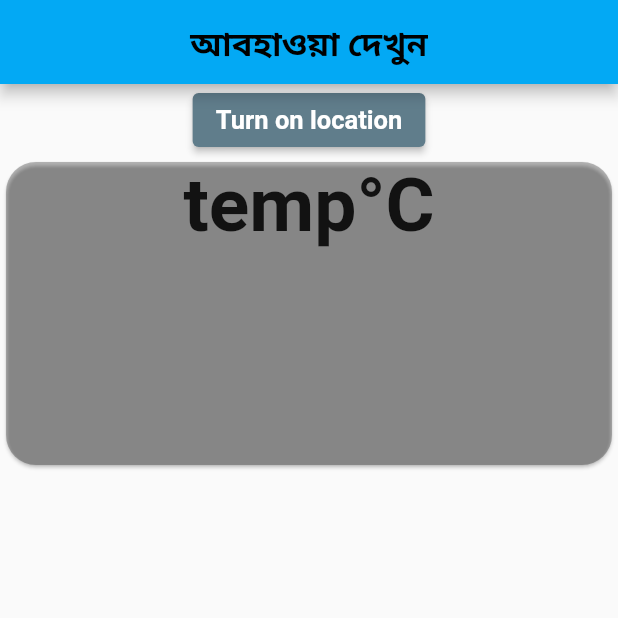
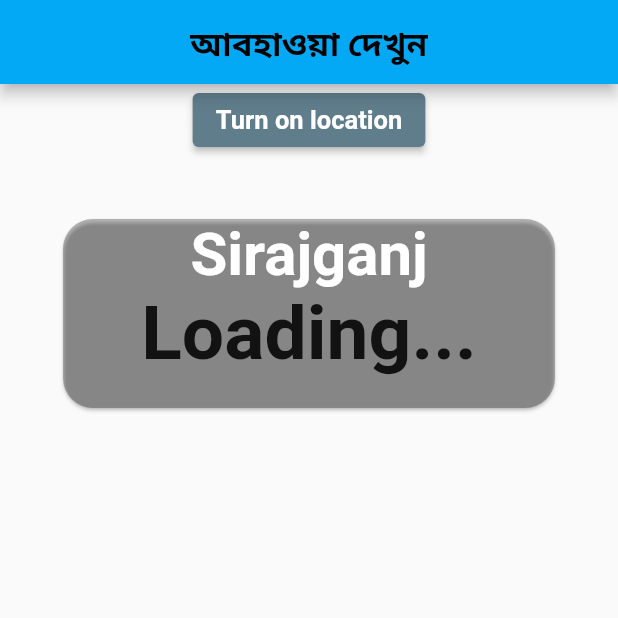
Before and after one commit to Khalid511/abohaoya, a Flutter app: the screen it shows after launch, after a tap on "Turn on location", on a phone screen of 412 x 824 dp, the top half of it. Run offline on Flutter 3.47's test engine with Material 2 defaults, Android fonts, the phone set to English and light mode, and no system bars; our stand-ins replace geolocator; network calls fail.

```diff
--- a/lib/pages/home.dart
+++ b/lib/pages/home.dart
@@ -1,5 +1,8 @@
+import 'dart:convert';
+
 import 'package:flutter/material.dart';
 import 'package:geolocator/geolocator.dart';
+import 'package:http/http.dart' as http;
 
 class Home extends StatefulWidget {
   @override
@@ -9,6 +12,7 @@ class Home extends StatefulWidget {
 class _HomeState extends State<Home> {
 
   String lat = '24.45', lon = '89.7167', cityName = 'Sirajganj';
+  var temp, realFeel, humidity, windSpeed, weatherDescription, pressure, sunrise, sunset;
 
   void getLocation() async{
     LocationPermission locationPermission = await Geolocator.checkPermission();
@@ -27,13 +31,34 @@ class _HomeState extends State<Home> {
     }
   }
 
-  void getWeather() {
+  Future getWeather() async{
     print("lat = "+lat);
     print("lon = "+lon);
+    http.Response response = await http.get(Uri.parse('https://api.openweathermap.org/data/2.5/weather?lat="+lat+"&lon="+long+"&units=metric&appid=382c950e1e150b70392101ded43e7739'));
+    var results = jsonDecode(response.body);
+    setState(() {
+      //cityName = results['name'];
+      temp = results['main']['temp'].toString();
+      realFeel = results['main']['feels_like'].toString();
+      humidity = results['main']['humidity'].toString();
+      windSpeed = results['wind']['speed'].toString();
+      weatherDescription = results['weather'][0]['description'].toString();
+      pressure = results['main']['pressure'].toString();
+      sunrise = results['sys']['sunrise'];
+      sunset = results['sys']['sunset'];
+    });
+    // print("lat = "+lat);
+    // print("lon = "+lon);
+    print("temp = "+temp);
   }
 
 
 
+  @override
+  void initState() {
+    // TODO: implement initState
+    getWeather();
+  }
 
   @override
   Widget build(BuildContext context) {
@@ -68,6 +93,7 @@ class _HomeState extends State<Home> {
               Container(
                 width: MediaQuery.of(context).size.width,
                 height: 210.0,
+                child: Padding(padding: EdgeInsets.all(38.0),
                 child: Card(
                   shape: RoundedRectangleBorder(
                     borderRadius: BorderRadius.circular(20.0),
@@ -77,8 +103,18 @@ class _HomeState extends State<Home> {
                     mainAxisAlignment: MainAxisAlignment.start,
                     crossAxisAlignment: CrossAxisAlignment.center,
                     children: <Widget>[
+                      //Padding(padding: EdgeInsets.all(20.0),),
                       Text(
-                          "temp\u00B0C",
+                        cityName,
+                        style: TextStyle(
+                          fontSize: 40.0,
+                          fontWeight: FontWeight.bold,
+                          color: Colors.white,
+                        ),
+                      ),
+                      //Padding(padding: EdgeInsets.all(15.0),),
+                      Text(
+                          temp==null?"Loading...":temp+"\u00B0C",
                         style: TextStyle(
                           fontSize: 50.0,
                           fontWeight: FontWeight.bold,
@@ -87,6 +123,7 @@ class _HomeState extends State<Home> {
                     ],
                   ),
                 ),
+                ),
               ),
             ],
           ),
```
